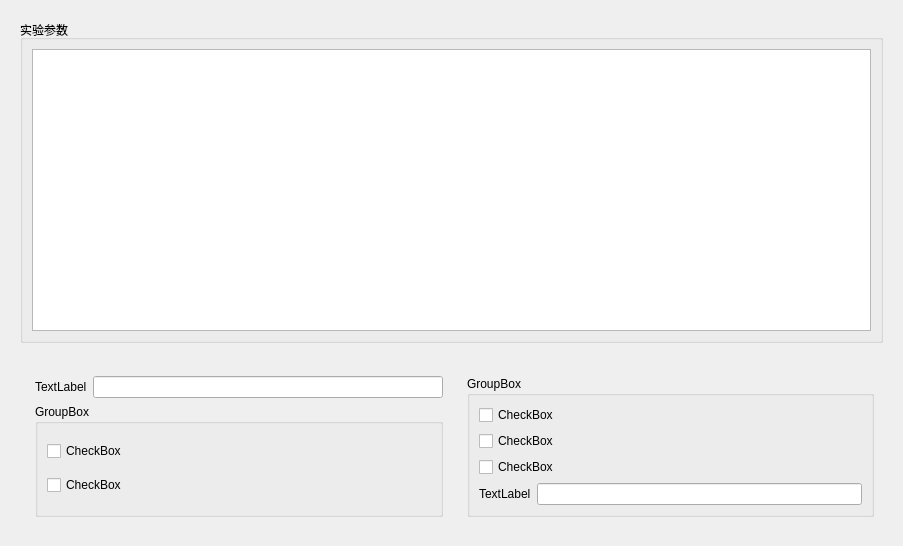
AgueroZzz/Electric-energy-detection, file energy/ui/test02/ui_002.ui: the form before one commit.
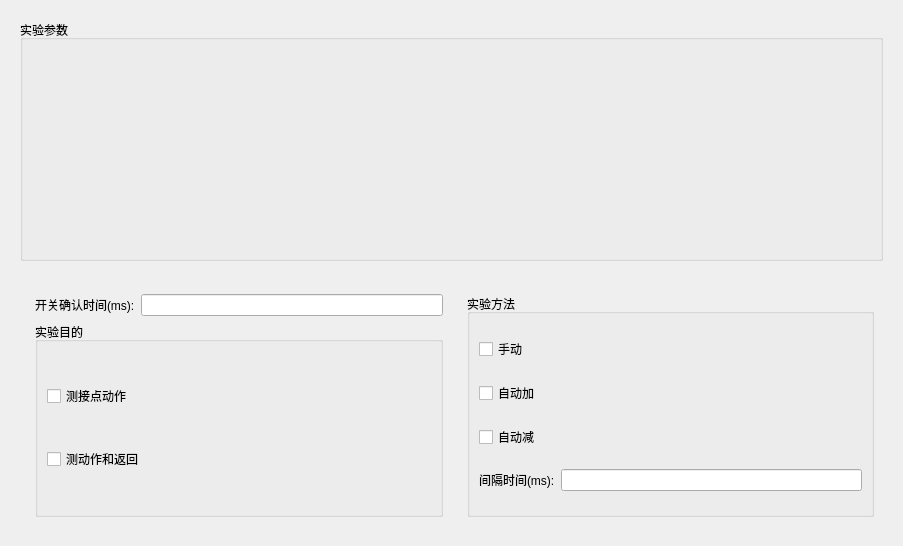
The form after the commit.

The edit to the form file:
```diff
--- a/energy/ui/test02/ui_002.ui
+++ b/energy/ui/test02/ui_002.ui
@@ -22,11 +22,7 @@
         <property name="title">
          <string>实验参数</string>
         </property>
-        <layout class="QVBoxLayout" name="verticalLayout_11">
-         <item>
-          <widget class="QTableWidget" name="tableWidget"/>
-         </item>
-        </layout>
+        <layout class="QVBoxLayout" name="verticalLayout_11"/>
        </widget>
       </item>
      </layout>
@@ -46,7 +42,7 @@
            <item>
             <widget class="QLabel" name="label_3">
              <property name="text">
-              <string>TextLabel</string>
+              <string>开关确认时间(ms):</string>
              </property>
             </widget>
            </item>
@@ -58,20 +54,20 @@
          <item>
           <widget class="QGroupBox" name="groupBox_4">
            <property name="title">
-            <string>GroupBox</string>
+            <string>实验目的</string>
            </property>
            <layout class="QVBoxLayout" name="verticalLayout_9">
             <item>
              <widget class="QCheckBox" name="checkBox_4">
               <property name="text">
-               <string>CheckBox</string>
+               <string>测接点动作</string>
               </property>
              </widget>
             </item>
             <item>
              <widget class="QCheckBox" name="checkBox_5">
               <property name="text">
-               <string>CheckBox</string>
+               <string>测动作和返回</string>
               </property>
              </widget>
             </item>
@@ -87,27 +83,27 @@
          <item>
           <widget class="QGroupBox" name="groupBox_5">
            <property name="title">
-            <string>GroupBox</string>
+            <string>实验方法</string>
            </property>
            <layout class="QVBoxLayout" name="verticalLayout_8">
             <item>
              <widget class="QCheckBox" name="checkBox">
               <property name="text">
-               <string>CheckBox</string>
+               <string>手动</string>
               </property>
              </widget>
             </item>
             <item>
              <widget class="QCheckBox" name="checkBox_2">
               <property name="text">
-               <string>CheckBox</string>
+               <string>自动加</string>
               </property>
              </widget>
             </item>
             <item>
              <widget class="QCheckBox" name="checkBox_3">
               <property name="text">
-               <string>CheckBox</string>
+               <string>自动减</string>
               </property>
              </widget>
             </item>
@@ -116,7 +112,7 @@
               <item>
                <widget class="QLabel" name="label_4">
                 <property name="text">
-                 <string>TextLabel</string>
+                 <string>间隔时间(ms):</string>
                 </property>
                </widget>
               </item>
```
Left out of the diff: 24 changed lines with no effect on the pictures.
